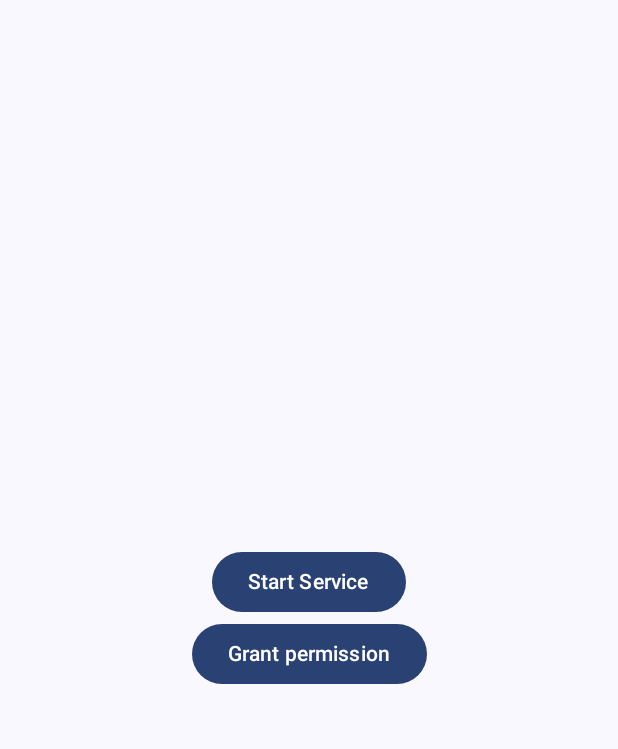
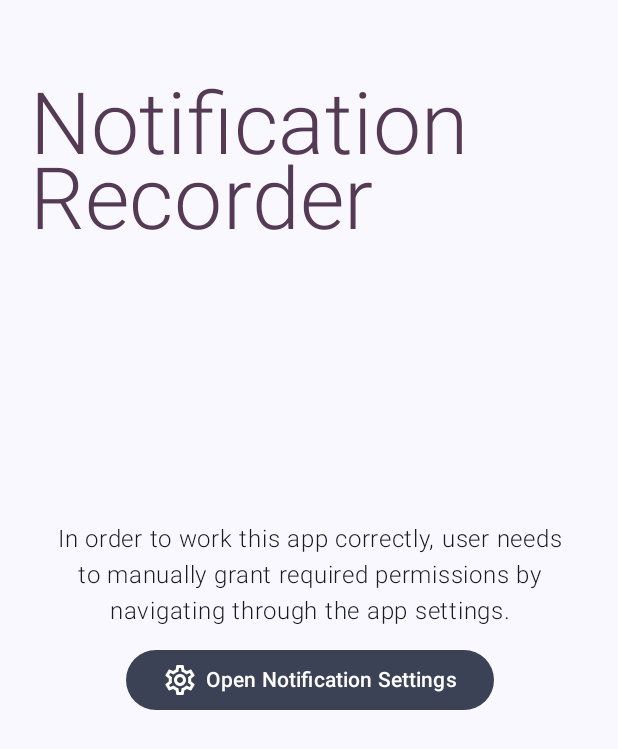
Before and after one commit to x86xFX/NotificationRecorder, an Android app built with Jetpack Compose: the screen it shows after launch (MainActivity), on a phone screen of 412 x 824 dp. Shown: the top 749 px of the screen. Run offline under Robolectric (Android 15) with nearby library versions, the phone set to English and light mode, and no system bars; our stand-ins replace Dagger/Hilt's generated code.

Commit message:
Added PermissionScreen

```diff
--- a/app/build.gradle.kts
+++ b/app/build.gradle.kts
@@ -66,6 +66,8 @@ dependencies {
     ksp(libs.hilt.android.compiler)
     ksp(libs.androidx.room.compiler)
 
+    implementation(libs.androidx.navigation.compose)
+
     testImplementation(libs.junit)
     androidTestImplementation(libs.androidx.junit)
     androidTestImplementation(libs.androidx.espresso.core)
--- a/app/src/main/java/me/theek/nr/MainActivity.kt
+++ b/app/src/main/java/me/theek/nr/MainActivity.kt
@@ -1,23 +1,11 @@
 package me.theek.nr
 
-import android.content.Intent
 import android.os.Bundle
 import androidx.activity.ComponentActivity
 import androidx.activity.compose.setContent
 import androidx.activity.enableEdgeToEdge
-import androidx.compose.foundation.background
-import androidx.compose.foundation.layout.Arrangement
-import androidx.compose.foundation.layout.Box
-import androidx.compose.foundation.layout.Column
-import androidx.compose.foundation.layout.fillMaxSize
-import androidx.compose.foundation.layout.navigationBarsPadding
-import androidx.compose.foundation.layout.statusBarsPadding
-import androidx.compose.material3.Button
-import androidx.compose.material3.MaterialTheme
-import androidx.compose.material3.Text
-import androidx.compose.ui.Alignment
-import androidx.compose.ui.Modifier
 import dagger.hilt.android.AndroidEntryPoint
+import me.theek.nr.navigation.AppNavigator
 import me.theek.nr.ui.theme.NotificationRecorderTheme
 
 @AndroidEntryPoint
@@ -27,34 +15,13 @@ class MainActivity : ComponentActivity() {
         enableEdgeToEdge()
         setContent {
             NotificationRecorderTheme {
-                Column(
-                    modifier = Modifier
-                        .fillMaxSize()
-                        .background(MaterialTheme.colorScheme.background)
-                        .statusBarsPadding()
-                        .navigationBarsPadding(),
-                    verticalArrangement = Arrangement.Center,
-                    horizontalAlignment = Alignment.CenterHorizontally
-                ) {
-                    Button(onClick = { startNotificationListenerService() }) {
-                        Text(text = "Start Service")
-                    }
-
-                    Button(
-                        onClick = {
-                            val intent = Intent("android.settings.ACTION_NOTIFICATION_LISTENER_SETTINGS")
-                            startActivity(intent)
-                        }
-                    ) {
-                        Text(text = "Grant permission")
-                    }
-                }
+                AppNavigator()
             }
         }
     }
+}
 
-    private fun startNotificationListenerService() {
-        val intent = Intent(this, NotificationListener::class.java)
-        startService(intent)
-    }
-}
+//private fun startNotificationListenerService() {
+//    val intent = Intent(this, NotificationListener::class.java)
+//    startService(intent)
+//}
--- a/app/src/main/java/me/theek/nr/NotificationListener.kt
+++ b/app/src/main/java/me/theek/nr/NotificationListener.kt
@@ -5,7 +5,6 @@ import android.service.notification.NotificationListenerService
 import android.service.notification.StatusBarNotification
 import dagger.hilt.android.AndroidEntryPoint
 import me.theek.nr.data.repository.NotificationRepository
-import me.theek.nr.domain.PostNotification
 import javax.inject.Inject
 
 @AndroidEntryPoint
@@ -13,7 +12,6 @@ class NotificationListener : NotificationListenerService() {
 
     @Inject
     lateinit var notificationRepository: NotificationRepository
-
 
     /**
      * https://stackoverflow.com/questions/28047767/notificationlistenerservice-not-reading-text-of-stacked-notifications
--- a/app/src/main/java/me/theek/nr/data/local/PostNotificationDatabase.kt
+++ b/app/src/main/java/me/theek/nr/data/local/PostNotificationDatabase.kt
@@ -7,7 +7,8 @@ import me.theek.nr.data.local.entity.NotificationEntity
 
 @Database(
     entities = [NotificationEntity::class],
-    version = 1
+    version = 1,
+    exportSchema = true
 )
 abstract class PostNotificationDatabase : RoomDatabase() {
     abstract fun notificationDao(): NotificationDao
--- /dev/null
+++ b/app/src/main/java/me/theek/nr/navigation/AppNavigator.kt
@@ -0,0 +1,24 @@
+package me.theek.nr.navigation
+
+import androidx.compose.runtime.Composable
+import androidx.navigation.compose.NavHost
+import androidx.navigation.compose.composable
+import androidx.navigation.compose.rememberNavController
+import me.theek.nr.presentation.screen.PermissionScreen
+
+@Composable
+fun AppNavigator() {
+    val navController = rememberNavController()
+    NavHost(
+        navController = navController,
+        startDestination = AppRoutes.PERMISSION_SCREEN,
+    ) {
+        composable(route = AppRoutes.PERMISSION_SCREEN) {
+            PermissionScreen()
+        }
+    }
+}
+
+object AppRoutes {
+    const val PERMISSION_SCREEN = "permission_screen"
+}
--- /dev/null
+++ b/app/src/main/java/me/theek/nr/presentation/screen/PermissionScreen.kt
@@ -0,0 +1,106 @@
+package me.theek.nr.presentation.screen
+
+import android.content.Context
+import android.content.Intent
+import android.provider.Settings
+import androidx.compose.foundation.background
+import androidx.compose.foundation.layout.Arrangement
+import androidx.compose.foundation.layout.Box
+import androidx.compose.foundation.layout.Column
+import androidx.compose.foundation.layout.Spacer
+import androidx.compose.foundation.layout.fillMaxSize
+import androidx.compose.foundation.layout.fillMaxWidth
+import androidx.compose.foundation.layout.navigationBarsPadding
+import androidx.compose.foundation.layout.padding
+import androidx.compose.foundation.layout.statusBarsPadding
+import androidx.compose.foundation.layout.width
+import androidx.compose.material.icons.Icons
+import androidx.compose.material.icons.outlined.Settings
+import androidx.compose.material3.Button
+import androidx.compose.material3.ButtonDefaults
+import androidx.compose.material3.Icon
+import androidx.compose.material3.MaterialTheme
+import androidx.compose.material3.Text
+import androidx.compose.runtime.Composable
+import androidx.compose.ui.Alignment
+import androidx.compose.ui.Modifier
+import androidx.compose.ui.platform.LocalContext
+import androidx.compose.ui.res.stringResource
+import androidx.compose.ui.text.font.FontWeight
+import androidx.compose.ui.text.style.TextAlign
+import androidx.compose.ui.text.style.TextOverflow
+import androidx.compose.ui.unit.dp
+import androidx.compose.ui.unit.sp
+import me.theek.nr.R
+
+@Composable
+fun PermissionScreen() {
+    val context = LocalContext.current
+
+    Box(
+        modifier = Modifier
+            .fillMaxSize()
+            .background(MaterialTheme.colorScheme.background)
+            .statusBarsPadding()
+            .navigationBarsPadding()
+    ) {
+        Column(
+            modifier = Modifier
+                .fillMaxWidth()
+                .align(Alignment.TopStart)
+                .padding(
+                    start = 20.dp,
+                    top = 50.dp
+                )
+        ) {
+            Text(
+                text = "Notification Recorder",
+                fontSize = MaterialTheme.typography.displayLarge.fontSize,
+                fontWeight = FontWeight.Light,
+                color = MaterialTheme.colorScheme.tertiary,
+                textAlign = TextAlign.Left,
+                lineHeight = 50.sp,
+                maxLines = 2
+            )
+        }
+
+        Column(
+            modifier = Modifier.align(Alignment.Center),
+            horizontalAlignment = Alignment.CenterHorizontally,
+            verticalArrangement = Arrangement.spacedBy(space = 10.dp, alignment = Alignment.CenterVertically)
+        ) {
+            Text(
+                modifier = Modifier.fillMaxWidth(fraction = 0.85f),
+                text = "In order to work this app correctly, user needs to manually grant required permissions by navigating through the app settings.",
+                textAlign = TextAlign.Center,
+                softWrap = true,
+                overflow = TextOverflow.Ellipsis,
+                fontWeight = FontWeight.Light,
+                fontSize = MaterialTheme.typography.bodyLarge.fontSize,
+                color = MaterialTheme.colorScheme.onBackground,
+                maxLines = 5
+            )
+
+            Button(
+                onClick = { openAppSettings(context) },
+                colors = ButtonDefaults.buttonColors(containerColor = MaterialTheme.colorScheme.secondary)
+            ) {
+                Icon(
+                    imageVector = Icons.Outlined.Settings,
+                    contentDescription = stringResource(R.string.settings_icon),
+                    tint = MaterialTheme.colorScheme.onSecondary
+                )
+                Spacer(modifier = Modifier.width(5.dp))
+                Text(
+                    text = "Open Notification Settings",
+                    color = MaterialTheme.colorScheme.onSecondary
+                )
+            }
+        }
+    }
+}
+
+private fun openAppSettings(activity: Context) {
+    val intent = Intent(Settings.ACTION_NOTIFICATION_LISTENER_SETTINGS)
+    activity.startActivity(intent)
+}
--- a/app/src/main/res/values/strings.xml
+++ b/app/src/main/res/values/strings.xml
@@ -1,3 +1,4 @@
 <resources>
     <string name="app_name">NotificationRecorder</string>
+    <string name="settings_icon">settings icon</string>
 </resources>
--- a/gradle/libs.versions.toml
+++ b/gradle/libs.versions.toml
@@ -9,11 +9,13 @@ espressoCore = "3.6.1"
 lifecycleRuntimeKtx = "2.8.4"
 activityCompose = "1.9.1"
 composeBom = "2024.06.00"
+navigationCompose = "2.7.7"
 roomRuntime = "2.6.1"
 ksp = "2.0.0-1.0.23"
 
 [libraries]
 androidx-core-ktx = { group = "androidx.core", name = "core-ktx", version.ref = "coreKtx" }
+androidx-navigation-compose = { module = "androidx.navigation:navigation-compose", version.ref = "navigationCompose" }
 androidx-room-compiler = { module = "androidx.room:room-compiler", version.ref = "roomRuntime" }
 androidx-room-ktx = { module = "androidx.room:room-ktx", version.ref = "roomRuntime" }
 androidx-room-runtime = { module = "androidx.room:room-runtime", version.ref = "roomRuntime" }
```
